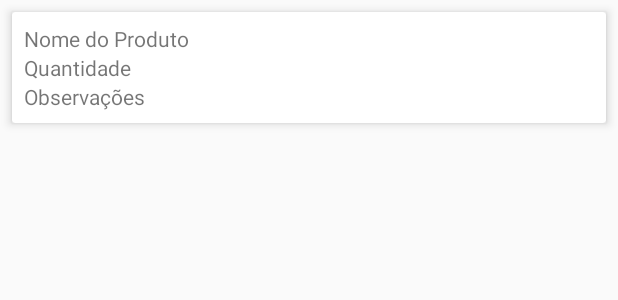
After one commit to rbkrebs/MarketList, an Android app: the layout adapter_card.xml on its own in the app's theme, with its tools: preview values and no code run, on a phone screen of 412 x 824 dp. The commit adds this screen. Shown: the top 300 px of the screen. Run offline under Robolectric (Android 15) with nearby library versions, the phone set to English and light mode, and no system bars.

Commit message:
cria adapter do recyclerview

```diff
--- a/src/main/java/com/example/marketlist/ListaSugerida.java
+++ b/src/main/java/com/example/marketlist/ListaSugerida.java
@@ -2,15 +2,14 @@ package com.example.marketlist;
 
 import androidx.appcompat.app.AppCompatActivity;
 
-import android.app.SearchManager;
 import android.content.Intent;
 import android.os.Bundle;
 import android.view.View;
-import android.widget.AdapterView;
 import android.widget.ArrayAdapter;
 import android.widget.Button;
 import android.widget.ListView;
-import android.widget.Spinner;
+
+import com.example.marketlist.model.ListaProvisoria;
 
 public class ListaSugerida extends AppCompatActivity {
 
--- a/src/main/res/layout/activity_lista_mercado.xml
+++ b/src/main/res/layout/activity_lista_mercado.xml
@@ -6,7 +6,8 @@
     android:layout_height="match_parent"
     tools:context=".ListaMercado">
 
-    <ListView
+
+   <androidx.recyclerview.widget.RecyclerView
        android:id="@+id/lista_mercado"
        android:layout_width="0dp"
        android:layout_height="0dp"
@@ -19,10 +20,9 @@
        app:layout_constraintHorizontal_bias="1.0"
        app:layout_constraintStart_toStartOf="parent"
        app:layout_constraintTop_toTopOf="parent"
-        app:layout_constraintVertical_bias="1.0">
+       app:layout_constraintVertical_bias="1.0"/>
 
 
-    </ListView>
 
     <Button
         android:id="@+id/adiciona_item"
--- /dev/null
+++ b/src/main/res/layout/adapter_card.xml
@@ -0,0 +1,46 @@
+<?xml version="1.0" encoding="utf-8"?>
+<androidx.cardview.widget.CardView xmlns:android="http://schemas.android.com/apk/res/android"
+    android:layout_width="match_parent"
+    android:layout_height="wrap_content"
+    xmlns:app="http://schemas.android.com/apk/res-auto"
+    android:layout_margin="8dp"
+    app:cardElevation="4dp">
+    <LinearLayout
+        android:layout_width="match_parent"
+        android:layout_height="wrap_content"
+        android:orientation="vertical"
+        android:padding="8dp">
+
+
+
+        <ImageView
+            android:id="@+id/imageItem"
+            android:layout_width="match_parent"
+            android:layout_height="wrap_content"/>
+        <TextView
+            android:id="@+id/nome_produto"
+            android:layout_width="match_parent"
+            android:layout_height="wrap_content"
+            android:text="Nome do Produto"/>
+        <TextView
+            android:id="@+id/quantidade"
+            android:layout_width="match_parent"
+            android:layout_height="wrap_content"
+            android:text="Quantidade"/>
+        <TextView
+            android:id="@+id/observacao"
+            android:layout_width="match_parent"
+            android:layout_height="wrap_content"
+            android:text="Observações"/>
+    </LinearLayout>
+
+
+
+
+
+
+
+
+
+
+</androidx.cardview.widget.CardView>
```
Also changed, not shown: src/main/java/com/example/marketlist/Adapter.java (added, +66 -0 lines), src/main/java/com/example/marketlist/ListaMercado.java (+16 -18 lines), src/main/java/com/example/marketlist/model/ListaProvisoria.java (renamed from src/main/java/com/example/marketlist/ListaProvisoria.java, +18 -14 lines). Lines whose indentation alone changed are shown as unchanged.
